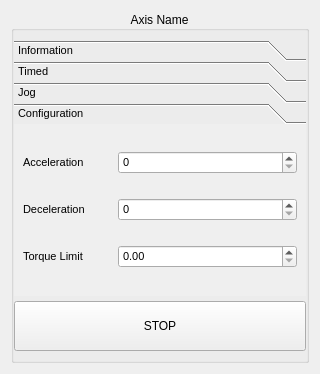
Old version of the form views/axis_manual_control.ui in the repository luis-banuelos-chacon/trolleyTester.
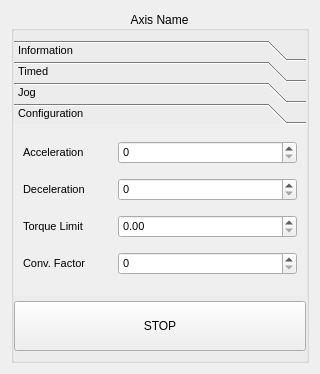
New version of the form.

Commit message: Implemented conversion factor

Diff of the .ui file:
```diff
--- a/views/axis_manual_control.ui
+++ b/views/axis_manual_control.ui
@@ -337,7 +337,27 @@
            </widget>
           </item>
           <item row="2" column="1">
-           <widget class="QDoubleSpinBox" name="torqueLimitSpinBox"/>
+           <widget class="QDoubleSpinBox" name="torqueLimitSpinBox">
+            <property name="maximum">
+             <double>100.000000000000000</double>
+            </property>
+            <property name="singleStep">
+             <double>0.100000000000000</double>
+            </property>
+           </widget>
+          </item>
+          <item row="3" column="0">
+           <widget class="QLabel" name="convFactorLabel">
+            <property name="toolTip">
+             <string>&lt;html&gt;&lt;head/&gt;&lt;body&gt;&lt;p&gt;Encoder counts to effective revolutions.&lt;/p&gt;&lt;/body&gt;&lt;/html&gt;</string>
+            </property>
+            <property name="text">
+             <string>Conv. Factor</string>
+            </property>
+           </widget>
+          </item>
+          <item row="3" column="1">
+           <widget class="QSpinBox" name="convFactorSpinBox"/>
           </item>
          </layout>
         </widget>
```
Left out of the diff: 6 changed lines with no effect on the pictures. The commit also changes 5 other files.
